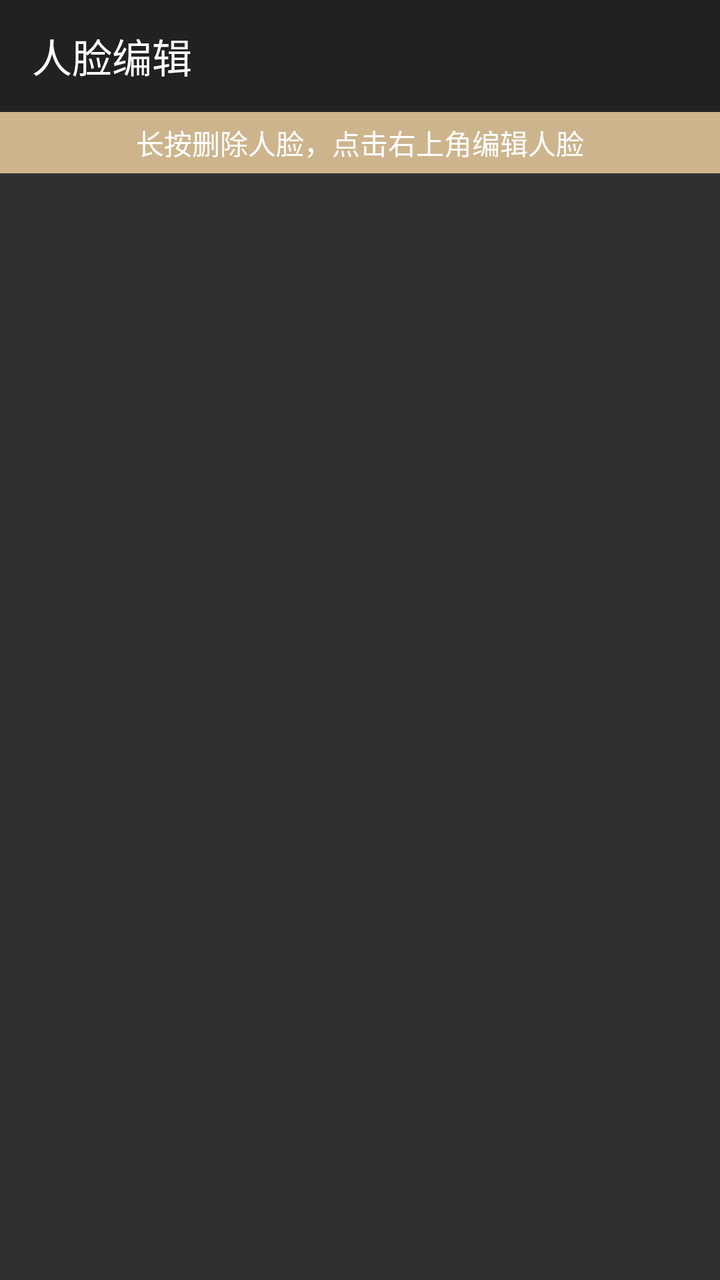
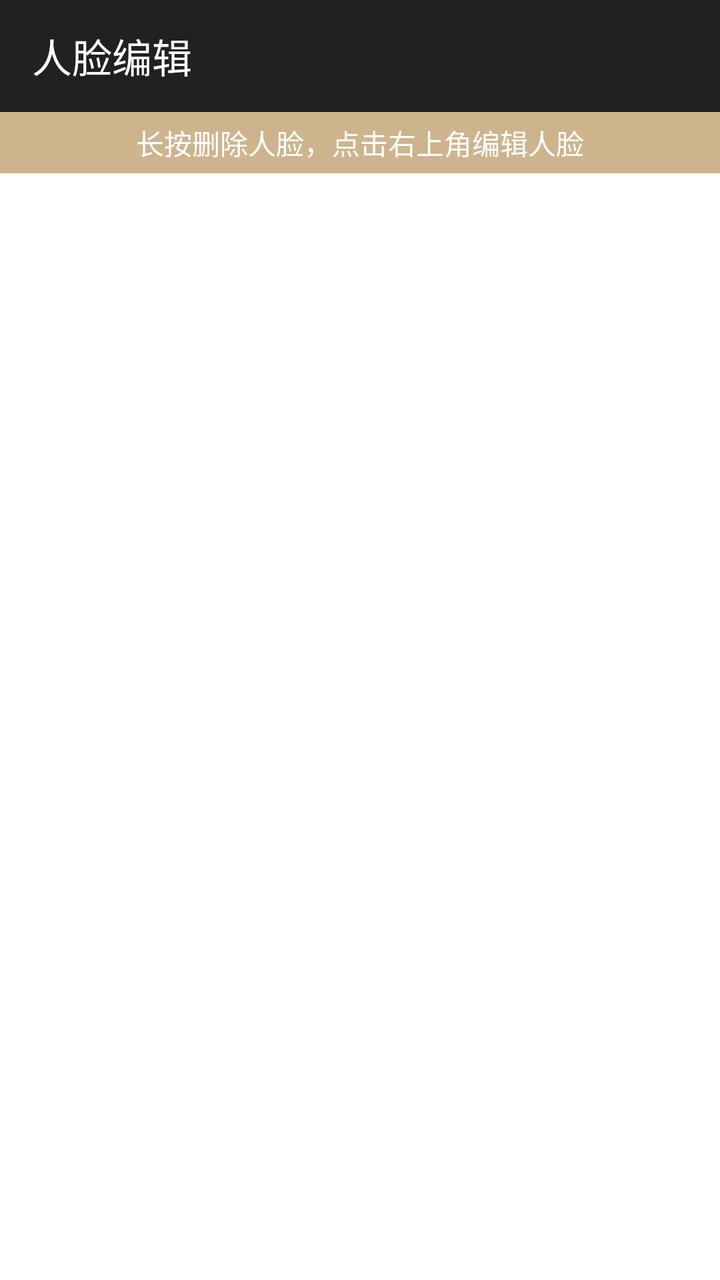

Two renders of the same Android screen: before a commit and after it. Below are the layout's source before the change and the commit's diff.
<!-- AndroidManifest.xml: application theme Theme.AppCompat.NoActionBar -->
<!-- res/layout/activity_face_image_list.xml -->
<?xml version="1.0" encoding="utf-8"?>
<LinearLayout xmlns:android="http://schemas.android.com/apk/res/android"
    xmlns:app="http://schemas.android.com/apk/res-auto"
    xmlns:tools="http://schemas.android.com/tools"
    android:layout_width="match_parent"
    android:fitsSystemWindows="true"
    android:layout_height="match_parent"
    android:orientation="vertical"
    tools:context="com.ai.face.search.FaceImageEditActivity">


    <androidx.appcompat.widget.Toolbar
        android:id="@+id/toolbar"
        android:layout_width="match_parent"
        android:layout_height="?attr/actionBarSize"
        android:background="?attr/colorPrimary"
        app:subtitleTextColor="#FFF"
        app:titleTextColor="#FFF"
        app:title="人脸编辑"
        tools:ignore="MissingConstraints" />

    <TextView
        android:layout_width="match_parent"
        android:layout_height="wrap_content"
        android:text="长按删除人脸，点击右上角编辑人脸"
        android:gravity="center"
        android:padding="5dp"
        android:textSize="14sp"
        android:background="#CDB48D"
        android:textColor="@color/white"
        />


    <androidx.recyclerview.widget.RecyclerView
        android:id="@+id/recyclerView"
        android:layout_width="match_parent"
        android:layout_height="match_parent"/>

</LinearLayout>
<!-- resources referenced by this layout -->
<resources>
  <color name="white">#FFFFFFFF</color>
</resources>

<!-- the commit's change to res/layout/activity_face_image_list.xml (unified diff, before → after) -->
@@ -6,6 +6,7 @@
     android:fitsSystemWindows="true"
     android:layout_height="match_parent"
     android:orientation="vertical"
+    android:background="@color/white"
     tools:context="com.ai.face.search.FaceImageEditActivity">
 
 
